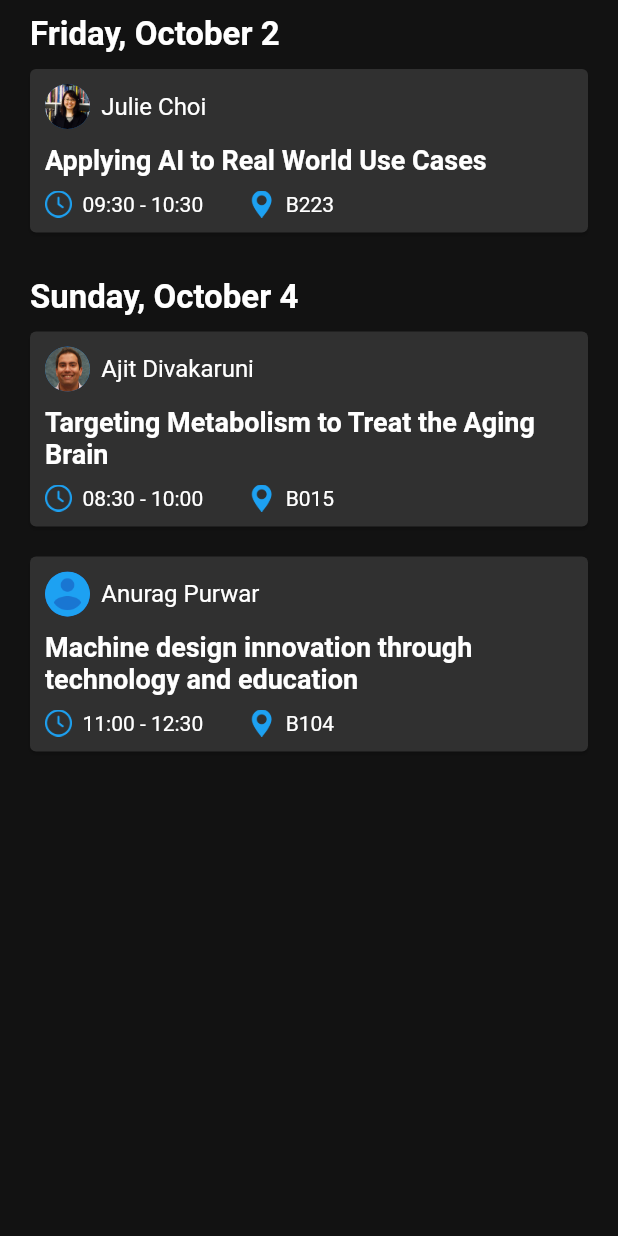
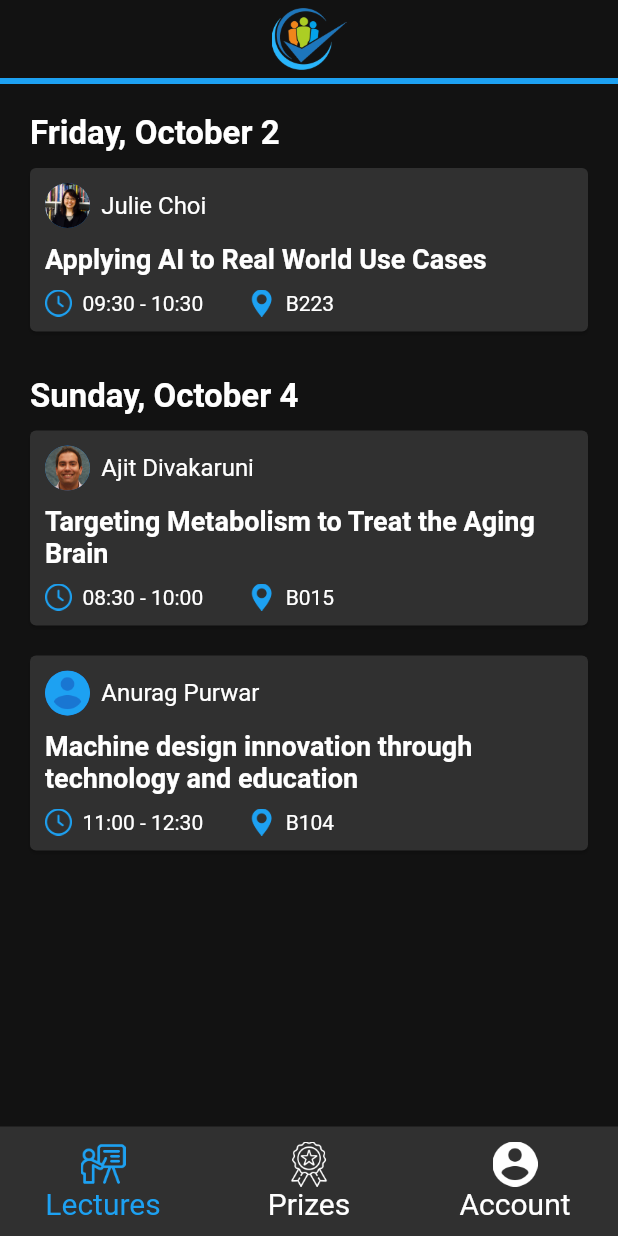
Before and after one commit to FEUP-ESOF-2020-21/open-cx-t4g4-esofantasticos, a Flutter app: the screen it shows after launch, on a phone screen of 412 x 824 dp. Run offline on Flutter 3.47's test engine with Material 2 defaults, Android fonts, the phone set to English and light mode, and no system bars.

Commit message:
Added FeedTheForm App and Bottom Navigation Bar

```diff
--- a/FeedTheForm/lib/main.dart
+++ b/FeedTheForm/lib/main.dart
@@ -1,6 +1,6 @@
 import 'package:flutter/material.dart';
 import 'package:FeedTheForm/utils/colors.dart';
-import 'package:FeedTheForm/views/Pages/LecturesListingPageView/lectures_listing_page_view.dart';
+import 'package:FeedTheForm/views/app_wrapper.dart';
 
 void main() {
   runApp(MyApp());
@@ -13,7 +13,7 @@ class MyApp extends StatelessWidget {
     return MaterialApp(
       title: 'FeedTheForm',
       theme: getTheme(context),
-      home: LecturesListingPageView(),
+      home: AppWrapper(),
     );
   }
 }
--- a/FeedTheForm/lib/utils/colors.dart
+++ b/FeedTheForm/lib/utils/colors.dart
@@ -2,6 +2,7 @@ import 'package:flutter/material.dart';
 
 const Color darkGray1 = Color.fromRGBO(18, 18, 18, 1);
 const Color darkGray2 = Color.fromRGBO(48, 48, 48, 1);
+const Color mainBlue = Color.fromRGBO(29, 161, 242, 1);
 
 ThemeData getTheme(BuildContext context) {
   return ThemeData();
--- a/FeedTheForm/lib/views/Pages/LecturesListingPageView/lectures_listing_page_view.dart
+++ b/FeedTheForm/lib/views/Pages/LecturesListingPageView/lectures_listing_page_view.dart
@@ -57,10 +57,8 @@ class LecturesListingPageView extends StatelessWidget {
 
   @override
   Widget build(BuildContext context) {
-    return Scaffold(
-      backgroundColor: darkGray1,
-      body: Container(
-        margin: EdgeInsets.symmetric(horizontal: 20.0),
+    return Container(
+      margin: EdgeInsets.fromLTRB(20.0, 10.0, 20.0, 0),
       child: ListView.builder(
         itemCount: lecturesByDay.length,
         itemBuilder: (context, index) {
@@ -70,7 +68,6 @@ class LecturesListingPageView extends StatelessWidget {
             lecturesByDay[index]["lectures"],
           );
         },
-        ),
       ),
     );
   }
--- /dev/null
+++ b/FeedTheForm/lib/views/app_wrapper.dart
@@ -0,0 +1,52 @@
+import 'package:FeedTheForm/views/Pages/LecturesListingPageView/lectures_listing_page_view.dart';
+import 'package:flutter/material.dart';
+import 'package:FeedTheForm/widgets/feed_the_form_appbar.dart';
+import 'package:FeedTheForm/widgets/bottom_nav_bar.dart';
+import 'package:FeedTheForm/utils/colors.dart';
+
+class AppWrapper extends StatefulWidget {
+  @override
+  _AppWrapperState createState() => _AppWrapperState();
+}
+
+class _AppWrapperState extends State<AppWrapper> {
+  final List<Widget> tabs = [
+    LecturesListingPageView(),
+    Center(
+      child: Text(
+        "Prizes",
+        style: TextStyle(
+          color: Colors.white,
+          fontSize: 20.0,
+        ),
+      ),
+    ),
+    Center(
+      child: Text(
+        "Account",
+        style: TextStyle(
+          color: Colors.white,
+          fontSize: 20.0,
+        ),
+      ),
+    ),
+  ];
+
+  int _currentIndex = 0;
+
+  void updateCurrentIndex(int newCurrentIndex) {
+    setState(() {
+      _currentIndex = newCurrentIndex;
+    });
+  }
+
+  @override
+  Widget build(BuildContext context) {
+    return Scaffold(
+      backgroundColor: darkGray1,
+      appBar: FeedTheFormAppBar(),
+      bottomNavigationBar: BottomNavBar(_currentIndex, updateCurrentIndex),
+      body: tabs[_currentIndex],
+    );
+  }
+}
--- /dev/null
+++ b/FeedTheForm/lib/widgets/bottom_nav_bar.dart
@@ -0,0 +1,56 @@
+import 'package:FeedTheForm/utils/colors.dart';
+import 'package:flutter/material.dart';
+
+class BottomNavBar extends StatefulWidget {
+  BottomNavBar(int currentIndex, Function updateCurrentIndex) {
+    this.currentIndex = currentIndex;
+    this.updateCurrentIndex = updateCurrentIndex;
+  }
+
+  int currentIndex;
+  Function updateCurrentIndex;
+
+  @override
+  _BottomNavBarState createState() => _BottomNavBarState();
+}
+
+class _BottomNavBarState extends State<BottomNavBar> {
+  @override
+  Widget build(BuildContext context) {
+    return BottomNavigationBar(
+      backgroundColor: darkGray2,
+      currentIndex: widget.currentIndex,
+      iconSize: 30.0,
+      onTap: (index) {
+        setState(() {
+          widget.currentIndex = index;
+        });
+        widget.updateCurrentIndex(index);
+      },
+      selectedFontSize: 20.0,
+      unselectedFontSize: 20.0,
+      selectedItemColor: mainBlue,
+      unselectedItemColor: Colors.white,
+      items: [
+        BottomNavigationBarItem(
+          icon: ImageIcon(
+            AssetImage('assets/icons/white_presentation.png'),
+          ),
+          label: "Lectures",
+        ),
+        BottomNavigationBarItem(
+          icon: ImageIcon(
+            AssetImage('assets/icons/white_ribbon.png'),
+          ),
+          label: "Prizes",
+        ),
+        BottomNavigationBarItem(
+          icon: ImageIcon(
+            AssetImage('assets/icons/white_round-account-button-with-user-inside.png'),
+          ),
+          label: "Account",
+        ),
+      ],
+    );
+  }
+}
--- a/FeedTheForm/lib/widgets/feed_the_form_appbar.dart
+++ b/FeedTheForm/lib/widgets/feed_the_form_appbar.dart
@@ -0,0 +1,35 @@
+import 'package:flutter/material.dart';
+import 'package:FeedTheForm/utils/colors.dart';
+
+class FeedTheFormAppBar extends StatefulWidget with PreferredSizeWidget {
+  @override
+  _FeedTheFormAppBarState createState() => _FeedTheFormAppBarState();
+
+  @override
+  Size get preferredSize => const Size.fromHeight(kToolbarHeight);
+}
+
+class _FeedTheFormAppBarState extends State<FeedTheFormAppBar> {
+
+  Widget customAppBarTitle = Container(
+        alignment: Alignment.center,
+        height: 50,
+        child: Image.asset("assets/logo/logo.png"),
+  );
+
+  @override
+  Widget build(BuildContext context) {
+    return AppBar(
+      title: customAppBarTitle,
+      elevation: 0.0,
+      backgroundColor: darkGray1,
+      bottom: PreferredSize(
+        preferredSize: const Size.fromHeight(4.0),
+        child: Container(
+          color: mainBlue,
+          height: 4.0,
+        ),
+      ),
+    );
+  }
+}
```
Lines whose indentation alone changed are shown as unchanged.
